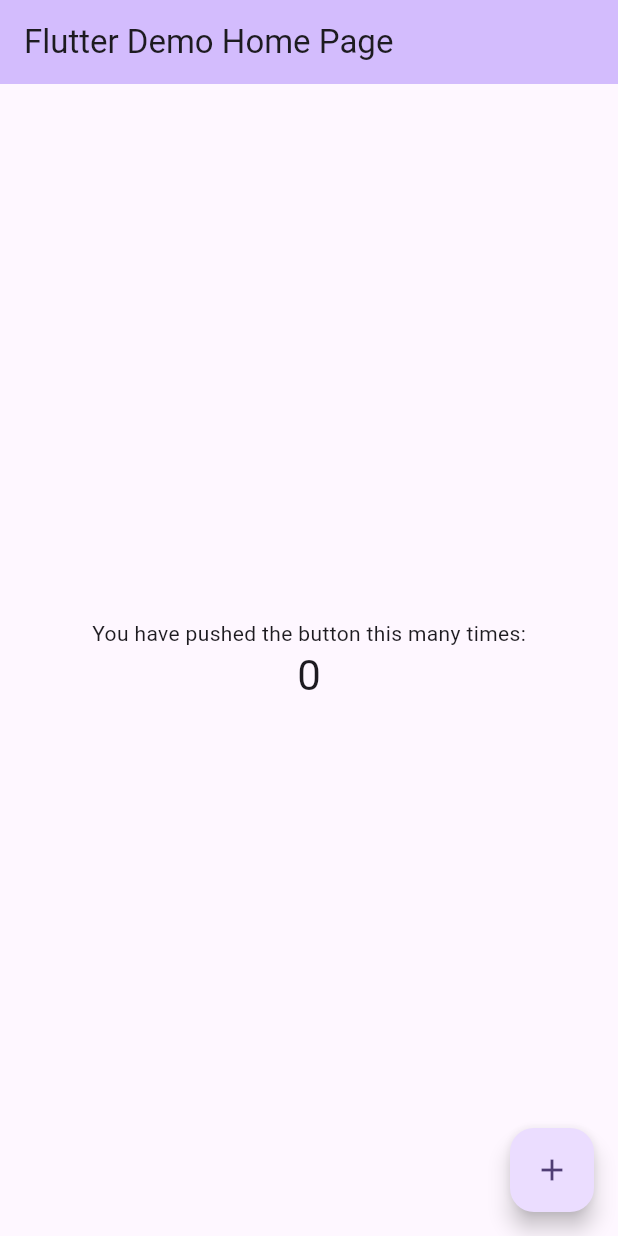
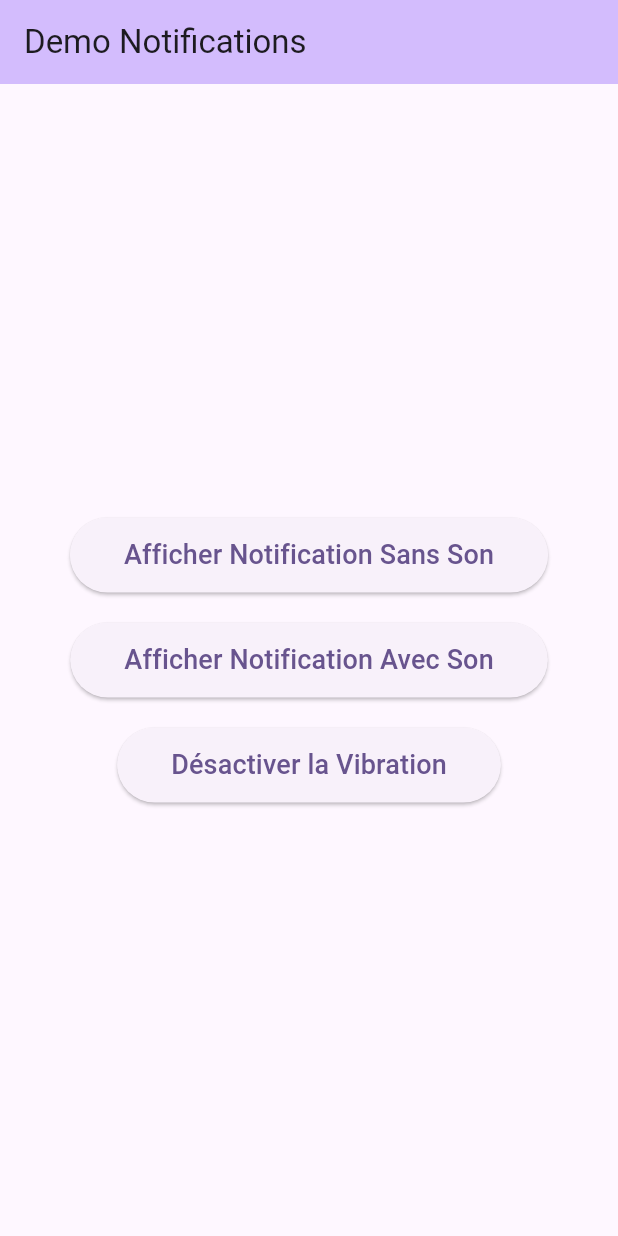
Before and after one commit to KengniJohan/PushNotificationApp, a Flutter app: the screen it shows after launch, on a phone screen of 412 x 824 dp. Run offline on Flutter 3.47's test engine with Material 3 defaults, Android fonts, the phone set to English and light mode, and no system bars; our stand-ins replace flutter_local_notifications.

```diff
--- a/lib/main.dart
+++ b/lib/main.dart
@@ -1,51 +1,38 @@
 import 'package:flutter/material.dart';
+import "package:flutter_local_notifications/flutter_local_notifications.dart";
+// import 'package:flutter_native_timezone/flutter_native_timezone.dart';
+// import 'package:timezone/timezone.dart' as tz;
+// import 'package:timezone/data/latest.dart' as tz;
 
-void main() {
+void main() async {
+  WidgetsFlutterBinding.ensureInitialized();
+  // await _configureLocalTimeZone();
   runApp(const MyApp());
 }
+
+// Future<void> _configureLocalTimeZone() async {
+//   tz.initializeTimeZones();
+//   final String timeZoneName = await FlutterNativeTimezone.getLocalTimezone();
+//   tz.setLocalLocation(tz.getLocation(timeZoneName));
+// }
 
 class MyApp extends StatelessWidget {
   const MyApp({super.key});
 
-  // This widget is the root of your application.
   @override
   Widget build(BuildContext context) {
     return MaterialApp(
-      title: 'Flutter Demo',
+      title: 'Flutter Notification Demo',
       theme: ThemeData(
-        // This is the theme of your application.
-        //
-        // TRY THIS: Try running your application with "flutter run". You'll see
-        // the application has a purple toolbar. Then, without quitting the app,
-        // try changing the seedColor in the colorScheme below to Colors.green
-        // and then invoke "hot reload" (save your changes or press the "hot
-        // reload" button in a Flutter-supported IDE, or press "r" if you used
-        // the command line to start the app).
-        //
-        // Notice that the counter didn't reset back to zero; the application
-        // state is not lost during the reload. To reset the state, use hot
-        // restart instead.
-        //
-        // This works for code too, not just values: Most code changes can be
-        // tested with just a hot reload.
         colorScheme: ColorScheme.fromSeed(seedColor: Colors.deepPurple),
       ),
-      home: const MyHomePage(title: 'Flutter Demo Home Page'),
+      home: const MyHomePage(title: 'Demo Notifications'),
     );
   }
 }
 
 class MyHomePage extends StatefulWidget {
   const MyHomePage({super.key, required this.title});
-
-  // This widget is the home page of your application. It is stateful, meaning
-  // that it has a State object (defined below) that contains fields that affect
-  // how it looks.
-
-  // This class is the configuration for the state. It holds the values (in this
-  // case the title) provided by the parent (in this case the App widget) and
-  // used by the build method of the State. Fields in a Widget subclass are
-  // always marked "final".
 
   final String title;
 
@@ -54,69 +41,181 @@ class MyHomePage extends StatefulWidget {
 }
 
 class _MyHomePageState extends State<MyHomePage> {
-  int _counter = 0;
+  final FlutterLocalNotificationsPlugin flutterLocalNotificationsPlugin =
+      FlutterLocalNotificationsPlugin();
+  bool _vibrationEnabled = true; // Pour gérer l'état de la vibration
 
-  void _incrementCounter() {
-    setState(() {
-      // This call to setState tells the Flutter framework that something has
-      // changed in this State, which causes it to rerun the build method below
-      // so that the display can reflect the updated values. If we changed
-      // _counter without calling setState(), then the build method would not be
-      // called again, and so nothing would appear to happen.
-      _counter++;
-    });
+  @override
+  void initState() {
+    super.initState();
+    _initializeNotifications();
+  }
+
+  Future<void> _initializeNotifications() async {
+    // Initialisation pour Android
+    const AndroidInitializationSettings initializationSettingsAndroid =
+        AndroidInitializationSettings(
+          'ic_launcher',
+        ); // ic_launcher est le nom de l'icone de l'application
+
+    // Initialisation pour iOS
+    const DarwinInitializationSettings initializationSettingsIOS =
+        DarwinInitializationSettings(
+          requestAlertPermission: true,
+          requestBadgePermission: true,
+          requestSoundPermission: true,
+        );
+
+    // Paramètres d'initialisation globaux
+    const InitializationSettings initializationSettings =
+        InitializationSettings(
+          android: initializationSettingsAndroid,
+          iOS: initializationSettingsIOS,
+        );
+
+    // Initialise le plugin
+    await flutterLocalNotificationsPlugin.initialize(
+      initializationSettings,
+      onDidReceiveNotificationResponse: (
+        NotificationResponse notificationResponse,
+      ) {
+        // Gestion de la réponse à la notification (quand l'utilisateur clique dessus)
+        // Ici, on affiche un message dans la console pour l'exemple
+        debugPrint('Notification payload: ${notificationResponse.payload}');
+      },
+    );
+  }
+
+  // Fonction pour afficher une notification
+  Future<void> _showNotification({
+    required String title,
+    required String body,
+    String? payload,
+    bool playSound = true,
+    bool enableVibration = true,
+  }) async {
+    // Paramètres spécifiques à Android
+    AndroidNotificationDetails
+    androidNotificationDetails = AndroidNotificationDetails(
+      'your_channel_id', // Changer pour un ID de canal unique
+      'Your Channel Name', // Changer pour un nom de canal convivial
+      channelDescription:
+          'Description of your channel', // Changer pour une description du canal
+      importance: Importance.max,
+      priority: Priority.high,
+      playSound: playSound,
+      enableVibration: enableVibration,
+      //sound:
+      //    const RawResourceAndroidNotificationSound('sound'), // Décommenter et ajouter un fichier 'sound.wav' dans android/app/src/main/res/raw/
+      ticker: 'ticker',
+    );
+
+    // Paramètres spécifiques à iOS
+    DarwinNotificationDetails
+    iOSNotificationDetails = DarwinNotificationDetails(
+      presentAlert: true,
+      presentBadge: true,
+      presentSound: true,
+      sound:
+          'sound.wav', // Assurez-vous que le fichier son existe dans le projet.  Pour les sons personnalisés sur iOS, ils doivent être ajoutés au projet Xcode.
+    );
+
+    // Paramètres de notification globaux
+    NotificationDetails notificationDetails = NotificationDetails(
+      android: androidNotificationDetails,
+      iOS: iOSNotificationDetails,
+    );
+
+    // Affiche la notification
+    await flutterLocalNotificationsPlugin.show(
+      0, // ID de la notification (doit être unique)
+      title,
+      body,
+      notificationDetails,
+      payload:
+          payload, // Peut être utilisé pour passer des données à l'application quand l'utilisateur clique sur la notification
+    );
   }
 
   @override
   Widget build(BuildContext context) {
-    // This method is rerun every time setState is called, for instance as done
-    // by the _incrementCounter method above.
-    //
-    // The Flutter framework has been optimized to make rerunning build methods
-    // fast, so that you can just rebuild anything that needs updating rather
-    // than having to individually change instances of widgets.
     return Scaffold(
       appBar: AppBar(
-        // TRY THIS: Try changing the color here to a specific color (to
-        // Colors.amber, perhaps?) and trigger a hot reload to see the AppBar
-        // change color while the other colors stay the same.
         backgroundColor: Theme.of(context).colorScheme.inversePrimary,
-        // Here we take the value from the MyHomePage object that was created by
-        // the App.build method, and use it to set our appbar title.
         title: Text(widget.title),
       ),
       body: Center(
-        // Center is a layout widget. It takes a single child and positions it
-        // in the middle of the parent.
         child: Column(
-          // Column is also a layout widget. It takes a list of children and
-          // arranges them vertically. By default, it sizes itself to fit its
-          // children horizontally, and tries to be as tall as its parent.
-          //
-          // Column has various properties to control how it sizes itself and
-          // how it positions its children. Here we use mainAxisAlignment to
-          // center the children vertically; the main axis here is the vertical
-          // axis because Columns are vertical (the cross axis would be
-          // horizontal).
-          //
-          // TRY THIS: Invoke "debug painting" (choose the "Toggle Debug Paint"
-          // action in the IDE, or press "p" in the console), to see the
-          // wireframe for each widget.
           mainAxisAlignment: MainAxisAlignment.center,
           children: <Widget>[
-            const Text('You have pushed the button this many times:'),
-            Text(
-              '$_counter',
-              style: Theme.of(context).textTheme.headlineMedium,
+            ElevatedButton(
+              onPressed: () {
+                _showNotification(
+                  title: 'Notification Simple',
+                  body: 'Ceci est une notification Flutter !',
+                  payload: 'simple_notification_payload',
+                  playSound: false, // Vous pouvez changer cela
+                  enableVibration:
+                      _vibrationEnabled, // Utilise l'état de la vibration
+                );
+              },
+              child: const Padding(
+                padding: EdgeInsets.all(12.0),
+                child: Text(
+                  'Afficher Notification Sans Son',
+                  style: TextStyle(fontSize: 18),
+                ),
+              ),
+            ),
+            const SizedBox(height: 20),
+            ElevatedButton(
+              onPressed: () {
+                _showNotification(
+                  title: 'Notification avec Son',
+                  body: 'Ceci est une notification avec un son personnalisé !',
+                  payload: 'sound_notification_payload',
+                  playSound: true,
+                  enableVibration: _vibrationEnabled,
+                );
+              },
+              child: const Padding(
+                padding: EdgeInsets.all(12.0),
+                child: Text(
+                  'Afficher Notification Avec Son',
+                  style: TextStyle(fontSize: 18),
+                ),
+              ),
+            ),
+            const SizedBox(height: 20),
+            ElevatedButton(
+              onPressed: () {
+                setState(() {
+                  _vibrationEnabled =
+                      !_vibrationEnabled; // Inverse l'état de la vibration
+                });
+                // Affiche un message pour indiquer l'état de la vibration
+                ScaffoldMessenger.of(context).showSnackBar(
+                  SnackBar(
+                    content: Text(
+                      'Vibration ${_vibrationEnabled ? 'activée' : 'désactivée'}',
+                    ),
+                    duration: const Duration(seconds: 2),
+                  ),
+                );
+              },
+              child: Padding(
+                padding: const EdgeInsets.all(12.0),
+                child: Text(
+                  _vibrationEnabled
+                      ? 'Désactiver la Vibration'
+                      : 'Activer la Vibration',
+                  style: const TextStyle(fontSize: 18),
+                ),
+              ),
             ),
           ],
         ),
       ),
-      floatingActionButton: FloatingActionButton(
-        onPressed: _incrementCounter,
-        tooltip: 'Increment',
-        child: const Icon(Icons.add),
-      ), // This trailing comma makes auto-formatting nicer for build methods.
     );
   }
 }
--- a/pubspec.yaml
+++ b/pubspec.yaml
@@ -35,6 +35,8 @@ dependencies:
   # Use with the CupertinoIcons class for iOS style icons.
   cupertino_icons: ^1.0.8
   flutter_local_notifications: ^19.1.0
+  flutter_native_timezone: ^2.0.0
+  timezone: ^0.10.1
 
 dev_dependencies:
   flutter_test:
```
Also changed, not shown: pubspec.lock, 3 other files.
